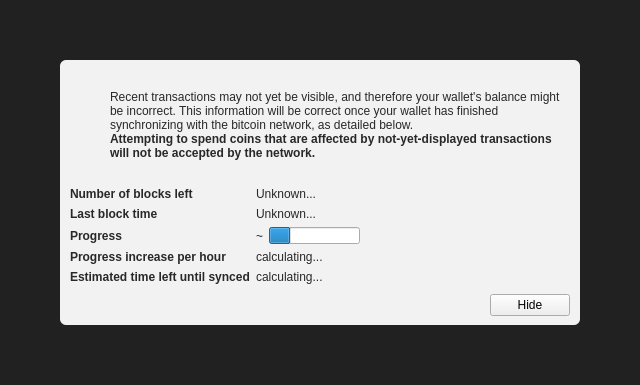
This is src/qt/forms/modaloverlay.ui in SidGrip/Electron-ELT as Qt 5 draws it before an edit. The edited form follows.
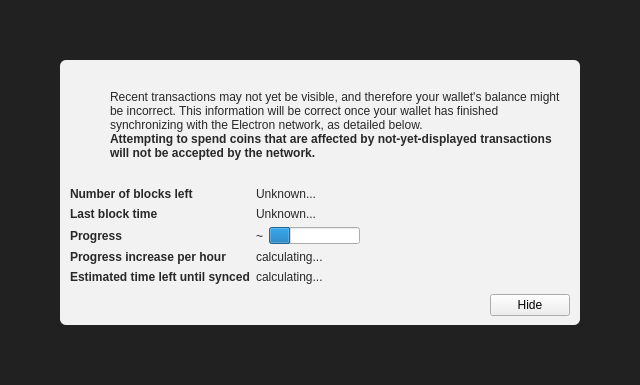
This is the edited form. Icons and pictures are not drawn. Custom widgets are drawn as their Qt base class.

The edit to the form file:
```diff
--- a/src/qt/forms/modaloverlay.ui
+++ b/src/qt/forms/modaloverlay.ui
@@ -130,7 +130,7 @@
              <item>
               <widget class="QLabel" name="infoText">
                <property name="text">
-                <string>Recent transactions may not yet be visible, and therefore your wallet's balance might be incorrect. This information will be correct once your wallet has finished synchronizing with the bitcoin network, as detailed below.</string>
+                <string>Recent transactions may not yet be visible, and therefore your wallet's balance might be incorrect. This information will be correct once your wallet has finished synchronizing with the Electron network, as detailed below.</string>
                </property>
                <property name="textFormat">
                 <enum>Qt::RichText</enum>
```
